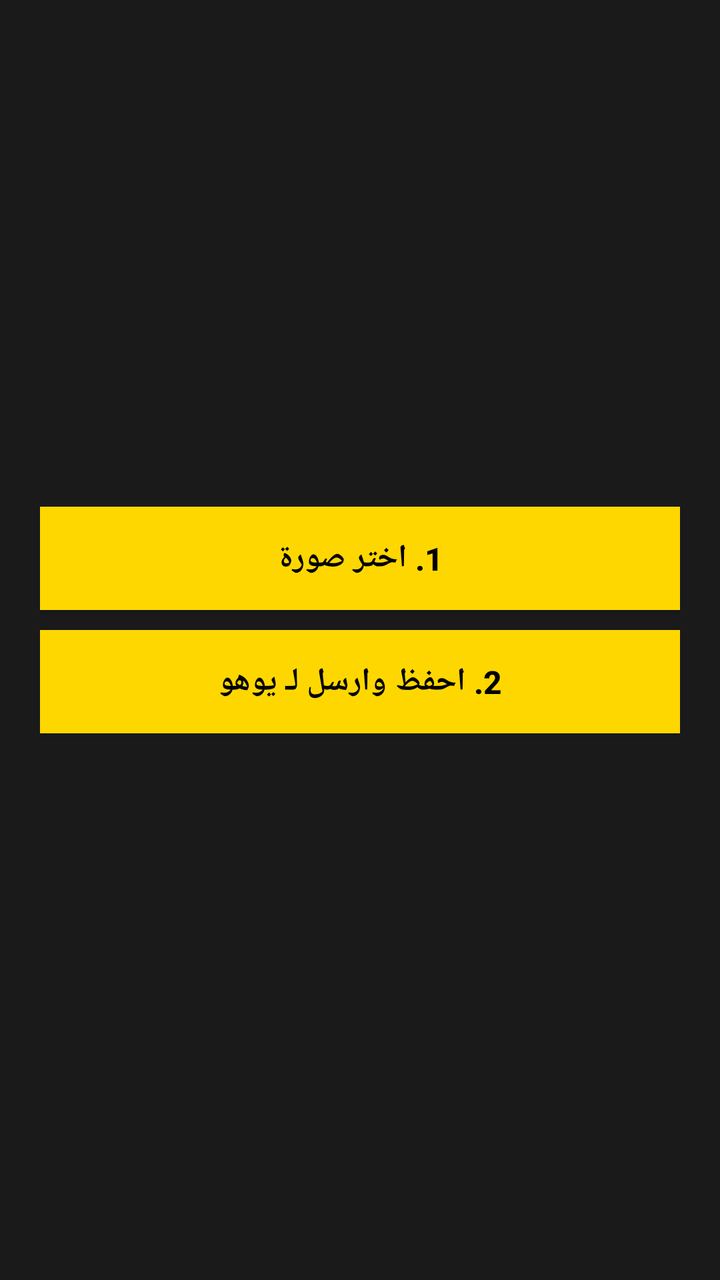
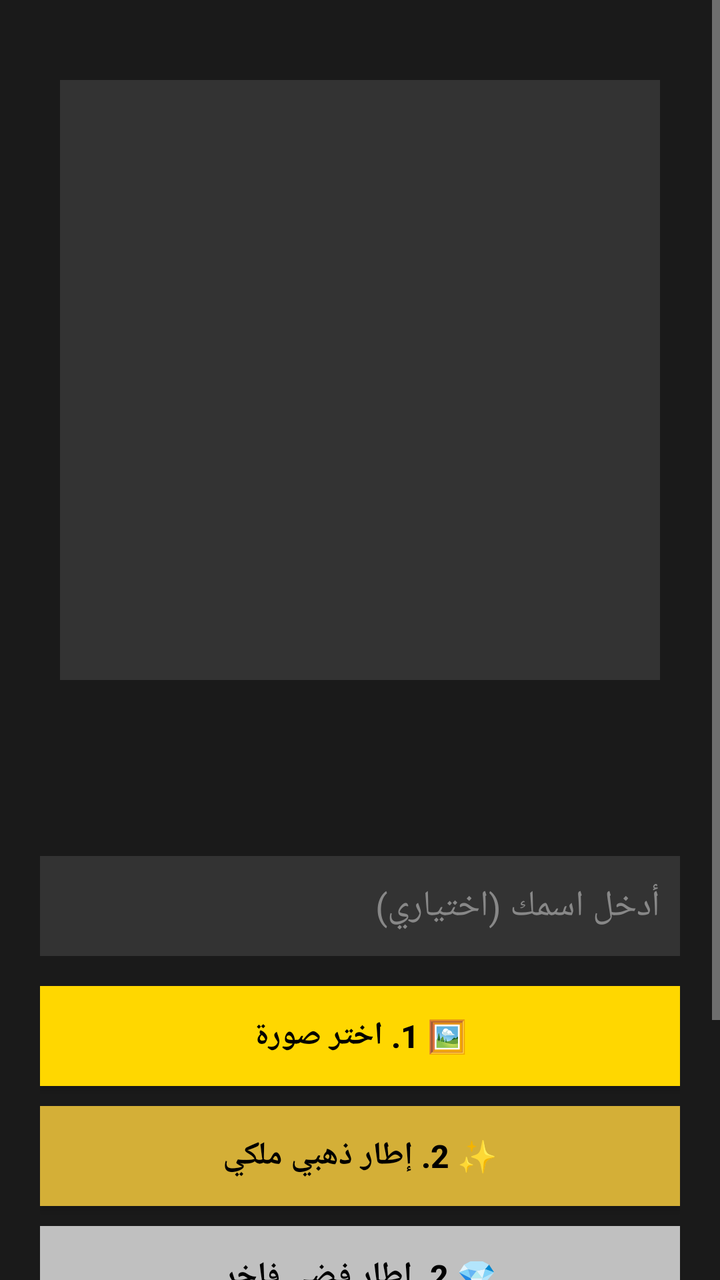

Screens rendered from an Android XML layout before and after an edit, with the pre-edit source and the edit as a unified diff.
<!-- AndroidManifest.xml: application theme Theme.AppCompat -->
<!-- res/layout/activity_main.xml -->
<?xml version="1.0" encoding="utf-8"?>
<LinearLayout xmlns:android="http://schemas.android.com/apk/res/android"
    android:layout_width="match_parent"
    android:layout_height="match_parent"
    android:orientation="vertical"
    android:padding="20dp"
    android:background="#1A1A1A"
    android:gravity="center">

    <TextView
        android:text="👑 مساعد يوهو VIP"
        android:textColor="#FFD700"
        android:textSize="28sp"
        android:textStyle="bold"
        android:layout_marginBottom="30dp" />

    <Button
        android:id="@+id/btn_select"
        android:text="1. اختر صورة"
        android:layout_width="match_parent"
        android:layout_height="wrap_content"
        android:layout_marginBottom="10dp"
        android:background="#FFD700"
        android:textColor="#000"
        android:textSize="16sp"
        android:textStyle="bold"
        android:padding="15dp" />

    <Button
        android:id="@+id/btn_save"
        android:text="2. احفظ وارسل لـ يوهو"
        android:layout_width="match_parent"
        android:layout_height="wrap_content"
        android:background="#FFD700"
        android:textColor="#000"
        android:textSize="16sp"
        android:textStyle="bold"
        android:padding="15dp" />

    <TextView
        android:text="النسخة 1.0 - آمن 100% ✓"
        android:textColor="#AAA"
        android:textSize="12sp"
        android:layout_marginTop="50dp" />

</LinearLayout>
<!-- resources referenced by this layout -->
<resources>

</resources>

<!-- the commit's change to res/layout/activity_main.xml (unified diff, before → after) -->
@@ -1,46 +1,108 @@
 <?xml version="1.0" encoding="utf-8"?>
-<LinearLayout xmlns:android="http://schemas.android.com/apk/res/android"
+<ScrollView xmlns:android="http://schemas.android.com/apk/res/android"
     android:layout_width="match_parent"
     android:layout_height="match_parent"
-    android:orientation="vertical"
-    android:padding="20dp"
-    android:background="#1A1A1A"
-    android:gravity="center">
+    android:background="#1A1A1A">
 
-    <TextView
-        android:text="👑 مساعد يوهو VIP"
-        android:textColor="#FFD700"
-        android:textSize="28sp"
-        android:textStyle="bold"
-        android:layout_marginBottom="30dp" />
-
-    <Button
-        android:id="@+id/btn_select"
-        android:text="1. اختر صورة"
+    <LinearLayout
         android:layout_width="match_parent"
         android:layout_height="wrap_content"
-        android:layout_marginBottom="10dp"
-        android:background="#FFD700"
-        android:textColor="#000"
-        android:textSize="16sp"
-        android:textStyle="bold"
-        android:padding="15dp" />
+        android:orientation="vertical"
+        android:padding="20dp"
+        android:gravity="center_horizontal">
 
-    <Button
-        android:id="@+id/btn_save"
-        android:text="2. احفظ وارسل لـ يوهو"
-        android:layout_width="match_parent"
-        android:layout_height="wrap_content"
-        android:background="#FFD700"
-        android:textColor="#000"
-        android:textSize="16sp"
-        android:textStyle="bold"
-        android:padding="15dp" />
+        
+        <TextView
+            android:text="👑 مساعد يوهو VIP"
+            android:textColor="#FFD700"
+            android:textSize="28sp"
+            android:textStyle="bold"
+            android:layout_marginBottom="20dp" />
 
-    <TextView
-        android:text="النسخة 1.0 - آمن 100% ✓"
-        android:textColor="#AAA"
-        android:textSize="12sp"
-        android:layout_marginTop="50dp" />
+        
+        <ImageView
+            android:id="@+id/img_preview"
+            android:layout_width="300dp"
+            android:layout_height="300dp"
+            android:background="#333333"
+            android:scaleType="centerInside"
+            android:layout_marginBottom="20dp" />
 
-</LinearLayout>
+        
+        <ProgressBar
+            android:id="@+id/progress_bar"
+            android:layout_width="wrap_content"
+            android:layout_height="wrap_content"
+            android:layout_marginBottom="20dp" />
+
+        
+        <EditText
+            android:id="@+id/edt_username"
+            android:layout_width="match_parent"
+            android:layout_height="50dp"
+            android:hint="أدخل اسمك (اختياري)"
+            android:textColorHint="#888"
+            android:textColor="#FFF"
+            android:background="#333333"
+            android:padding="10dp"
+            android:layout_marginBottom="15dp" />
+
+        
+        <Button
+            android:id="@+id/btn_select"
+            android:text="🖼️ 1. اختر صورة"
+            android:layout_width="match_parent"
+            android:layout_height="50dp"
+            android:background="#FFD700"
+            android:textColor="#000"
+            android:textSize="16sp"
+            android:textStyle="bold"
+            android:layout_marginBottom="10dp" />
+
+        
+        <Button
+            android:id="@+id/btn_gold_frame"
+            android:text="✨ 2. إطار ذهبي ملكي"
+            android:layout_width="match_parent"
+            android:layout_height="50dp"
+            android:background="#D4AF37"
+            android:textColor="#000"
+            android:textSize="16sp"
+            android:textStyle="bold"
+            android:layout_marginBottom="10dp" />
+
+        
+        <Button
+            android:id="@+id/btn_silver_frame"
+            android:text="💎 2. إطار فضي فاخر"
+            android:layout_width="match_parent"
+            android:layout_height="50dp"
+            android:background="#C0C0C0"
+            android:textColor="#000"
+            android:textSize="16sp"
+            android:textStyle="bold"
+            android:layout_marginBottom="10dp" />
+
+        
+        <Button
+            android:id="@+id/btn_save"
+            android:text="💾 3. اح��ظ الصورة"
+            android:layout_width="match_parent"
+            android:layout_height="50dp"
+            android:background="#FF6B6B"
+            android:textColor="#FFF"
+            android:textSize="16sp"
+            android:textStyle="bold"
+            android:layout_marginBottom="30dp" />
+
+        
+        <TextView
+            android:text="النسخة 1.0 - آمن 100% ✓\nلا تحتاج حسابات أو بيانات"
+            android:textColor="#AAA"
+            android:textSize="12sp"
+            android:gravity="center"
+            android:layout_marginTop="30dp" />
+
+    </LinearLayout>
+
+</ScrollView>
